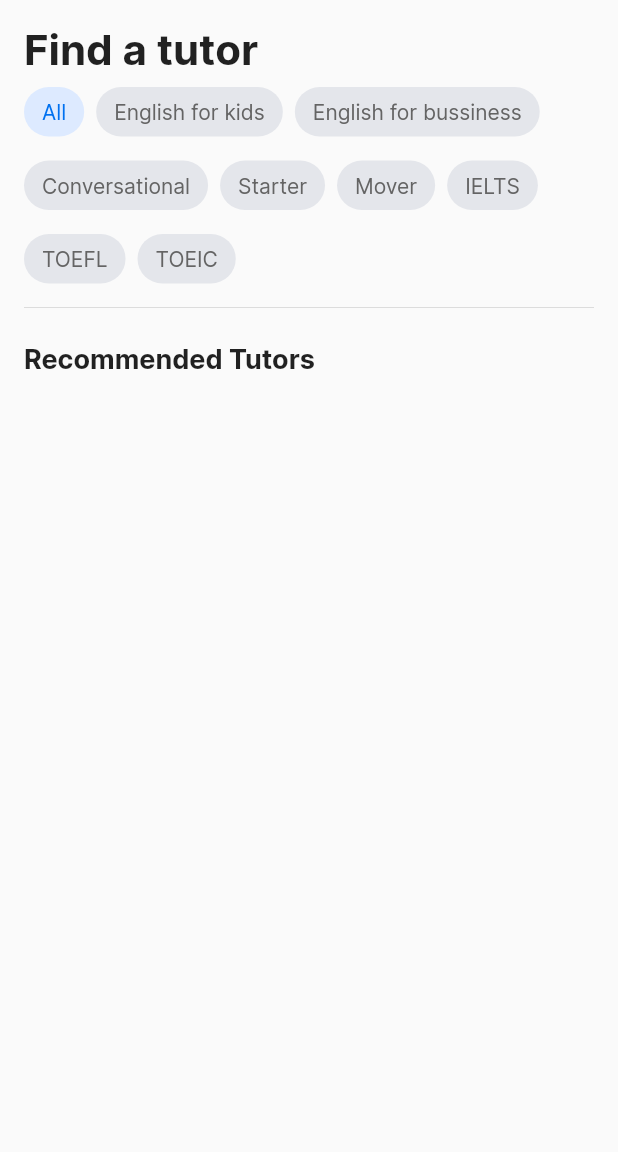
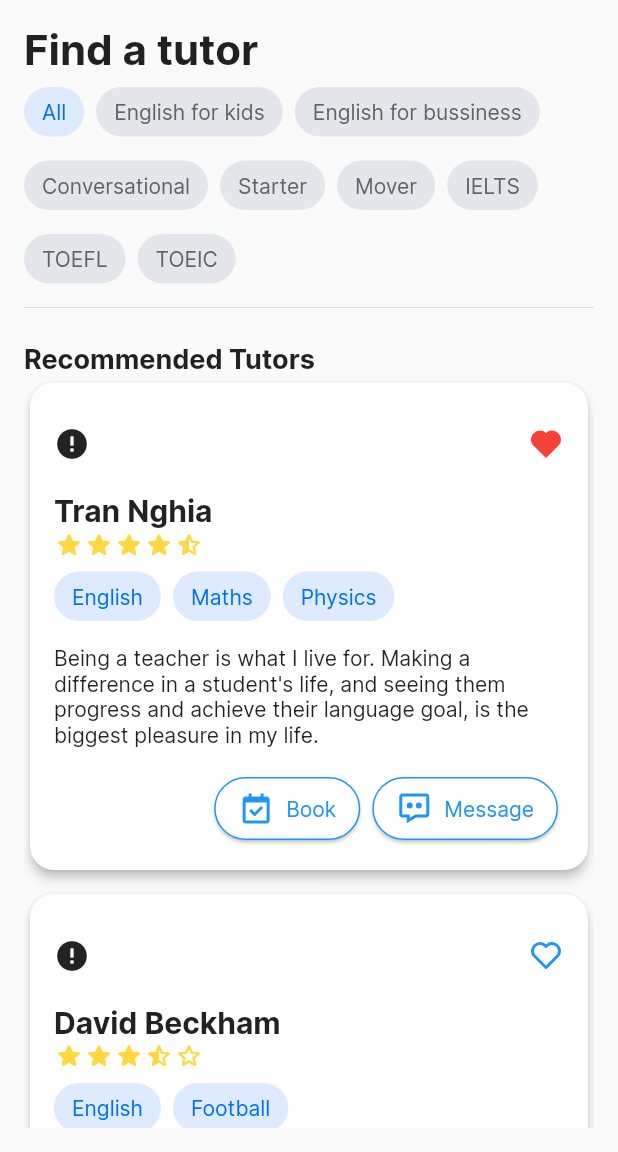
Before and after one commit to dainghia-tran/LetTutor, a Flutter app: the screen it shows after launch, on a phone screen of 412 x 824 dp, the part 84-1236 px from its top. Run offline on Flutter 3.47's test engine with Material 2 defaults, Android fonts, the phone set to English and light mode, and no system bars; drawn by our look-alikes of cached_network_image; our stand-ins replace flutter_boxicons, flutter_svg; network calls fail.

Commit message:
Done Find tutor page

```diff
--- a/lib/pages/find_tutor/find_tutor_page.dart
+++ b/lib/pages/find_tutor/find_tutor_page.dart
@@ -1,6 +1,9 @@
 import 'package:flutter/material.dart';
 import 'package:flutter_svg/svg.dart';
 import 'package:lettutor/widgets/tag.dart';
+import 'package:lettutor/widgets/tutor_card.dart';
+
+const description1 = "Being a teacher is what I live for. Making a difference in a student's life, and seeing them progress and achieve their language goal, is the biggest pleasure in my life.";
 
 class FindTutorPage extends StatefulWidget {
   const FindTutorPage({Key? key}) : super(key: key);
@@ -78,6 +81,24 @@ class _FindTutorPageState extends State<FindTutorPage> {
                 'Recommended Tutors',
                 style: TextStyle(fontWeight: FontWeight.bold, fontSize: 18),
               ),
+            ),
+            Expanded(
+              child: ListView(
+                children: const [
+                  Padding(
+                    padding: EdgeInsets.only(bottom: 8),
+                    child: TutorCard(isFavorite: true, name: 'Tran Nghia', stars: 4.5, tags: ['English', 'Maths', 'Physics'], description: description1,),
+                  ),
+                  Padding(
+                    padding: EdgeInsets.only(bottom: 8),
+                    child: TutorCard(isFavorite: false, name: 'David Beckham', stars: 3.5, tags: ['English', 'Football'], description: description1,),
+                  ),
+                  Padding(
+                    padding: EdgeInsets.only(bottom: 8),
+                    child: TutorCard(isFavorite: true, name: 'Issac Newton', stars: 4, tags: ['Maths', 'Physics'], description: description1,),
+                  )
+                ],
+              ),
             )
           ],
         ),
--- /dev/null
+++ b/lib/widgets/secondary_button_rounded.dart
@@ -0,0 +1,71 @@
+import 'package:flutter/material.dart';
+
+class SecondaryButtonRounded extends StatefulWidget {
+  final bool isDisabled;
+  final onPressed;
+  final String text;
+  final double? width;
+  final double? height;
+  final IconData? icon;
+
+  const SecondaryButtonRounded(
+      {Key? key,
+        required this.isDisabled,
+        required this.onPressed,
+        required this.text,
+        this.width,
+        this.height, this.icon})
+      : super(key: key);
+
+  @override
+  _SecondaryButtonRoundedState createState() => _SecondaryButtonRoundedState();
+}
+
+class _SecondaryButtonRoundedState extends State<SecondaryButtonRounded> {
+  Widget icon = Container();
+
+  @override
+  void initState() {
+    super.initState();
+    if (widget.icon != null) {
+      icon = Padding(
+        padding: const EdgeInsets.only(right: 8),
+        child: Icon(
+          widget.icon,
+          color: Colors.blue,
+        ),
+      );
+    }
+  }
+
+  @override
+  Widget build(BuildContext context) {
+    return SizedBox(
+      height: widget.height ?? 50,
+      width: widget.width,
+      child: Card(
+          color: widget.isDisabled ? Colors.white10 : Colors.white,
+          shape: RoundedRectangleBorder(
+              borderRadius: BorderRadius.circular((widget.height ?? 50) / 2),
+              side: const BorderSide(
+                  color: Colors.blue,
+                  width: 1
+              )
+          ),
+          child: InkWell(
+              borderRadius: BorderRadius.circular((widget.height ?? 50) / 2),
+              onTap: widget.isDisabled ? null : widget.onPressed,
+              child: Padding(
+                padding: const EdgeInsets.fromLTRB(16, 8, 16, 8),
+                child: Row(
+                  children: [
+                    icon,
+                    Text(widget.text, style: const TextStyle(color: Colors.blue),)
+                  ],
+                ),
+              )
+          )
+      ),
+    );
+  }
+}
--- /dev/null
+++ b/lib/widgets/star_rating_bar.dart
@@ -0,0 +1,26 @@
+import 'package:flutter/material.dart';
+
+class StarRatingBar extends StatelessWidget {
+  StarRatingBar({Key? key, required this.stars, this.max}) : super(key: key);
+  final double stars;
+  int? max;
+
+  @override
+  Widget build(BuildContext context) {
+    int intStar = stars.floor();
+    double mod = stars - intStar;
+    List<Widget> starIcons = [];
+    for(var i = 0; i < (max ?? 5); ++i){
+      if(i < intStar){
+        starIcons.add(const Icon(Icons.star_rounded, color: Colors.amberAccent, size: 20,));
+      }else if(i == intStar && mod > 0){
+        starIcons.add(const Icon(Icons.star_half_rounded, color: Colors.amberAccent, size: 20,));
+      }else{
+        starIcons.add(const Icon(Icons.star_border_rounded, color: Colors.amberAccent, size: 20,));
+      }
+    }
+    return Row(
+      children: starIcons,
+    );
+  }
+}
--- a/lib/widgets/tag.dart
+++ b/lib/widgets/tag.dart
@@ -26,9 +26,9 @@ class _TagState extends State<Tag> {
   Widget build(BuildContext context) {
     return GestureDetector(
       onTap: () {
-        setState(() => {isActiveState = !isActiveState});
         if(widget.onClick != null) {
           widget.onClick!();
+          setState(() => {isActiveState = !isActiveState});
         }
       },
       child: Container(
--- a/lib/widgets/tutor_card.dart
+++ b/lib/widgets/tutor_card.dart
@@ -1,15 +1,100 @@
+import 'package:cached_network_image/cached_network_image.dart';
+import 'package:flutter/cupertino.dart';
 import 'package:flutter/material.dart';
+import 'package:flutter_boxicons/flutter_boxicons.dart';
+import 'package:lettutor/widgets/primary_button.dart';
+import 'package:lettutor/widgets/secondary_button.dart';
+import 'package:lettutor/widgets/secondary_button_rounded.dart';
+import 'package:lettutor/widgets/star_rating_bar.dart';
+import 'package:lettutor/widgets/tag.dart';
 
 class TutorCard extends StatefulWidget {
-  const TutorCard({Key? key}) : super(key: key);
+  const TutorCard(
+      {Key? key,
+      required this.isFavorite,
+      required this.name,
+      required this.stars,
+      this.tags,
+      this.description})
+      : super(key: key);
+  final bool isFavorite;
+  final String name;
+  final double stars;
+  final List<String>? tags;
+  final String? description;
 
   @override
   _TutorCardState createState() => _TutorCardState();
 }
 
 class _TutorCardState extends State<TutorCard> {
+  var _isFavorite = false;
+  final List<Widget> _tags = [];
+
+  @override
+  void initState() {
+    super.initState();
+    _isFavorite = widget.isFavorite;
+    widget.tags?.forEach((tag) => _tags.add(Padding(
+          padding: const EdgeInsets.fromLTRB(0, 8, 8, 0),
+          child: Tag(text: tag, isActive: true),
+        )));
+  }
+
   @override
   Widget build(BuildContext context) {
-    return Container();
+    return Card(
+      elevation: 3,
+      shape: RoundedRectangleBorder(borderRadius: BorderRadius.circular(16)),
+      child: Padding(
+        padding: const EdgeInsets.all(16),
+        child: Column(
+          crossAxisAlignment: CrossAxisAlignment.start,
+          children: [
+            Row(
+              mainAxisAlignment: MainAxisAlignment.spaceBetween,
+              children: [
+                ClipRRect(
+                  borderRadius: BorderRadius.circular(25),
+                  child: CachedNetworkImage(
+                    fit: BoxFit.fitHeight,
+                    height: 50,
+                    imageUrl:
+                        'http://static.boredpanda.com/blog/wp-content/uploads/2019/12/62144452_2261755747276811_7262549243119500388_n-5df0419c10749__700.jpg',
+                    placeholder: (context, url) =>
+                        const CupertinoActivityIndicator(),
+                    errorWidget: (context, url, error) =>
+                        const Icon(Icons.error),
+                  ),
+                ),
+                Icon(_isFavorite ? Boxicons.bxs_heart : Boxicons.bx_heart,
+                    color: _isFavorite ? Colors.red : Colors.blue),
+              ],
+            ),
+            const SizedBox(
+              height: 8,
+            ),
+            Text(
+              widget.name,
+              style: const TextStyle(fontSize: 20, fontWeight: FontWeight.w700),
+            ),
+            StarRatingBar(stars: widget.stars),
+            Wrap(children: _tags),
+            const SizedBox(height: 16,),
+            Text(
+              widget.description ?? '',
+            ),
+            const SizedBox(height: 16),
+            Row(
+              mainAxisAlignment: MainAxisAlignment.end,
+              children: [
+                SecondaryButtonRounded(isDisabled: false, onPressed: (){}, text: 'Book', icon: Boxicons.bx_calendar_check,),
+                SecondaryButtonRounded(isDisabled: false, onPressed: (){}, text: 'Message', icon: Boxicons.bx_message_dots,),
+              ],
+            )
+          ],
+        ),
+      ),
+    );
   }
 }
--- a/pubspec.yaml
+++ b/pubspec.yaml
@@ -37,6 +37,7 @@ dependencies:
   flutter_svg: ^0.22.0
   google_fonts: ^2.1.0
   flutter_boxicons: ^3.0.0
+  cached_network_image: ^3.1.0
 
 dev_dependencies:
   flutter_test:
```
Also changed, not shown: lib/widgets/primary_button.dart (+41 -12 lines), lib/widgets/secondary_button.dart (added, +71 -0 lines), pubspec.lock.
